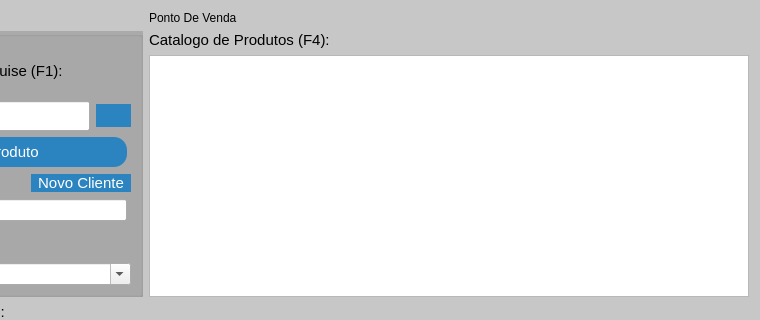
First picture: the form in venda.ui, repository GabR36/QEstoqueLoja, before the edit; both pictures show x 196 to 956 and y 0 to 320 of the 956 by 616 pixel window.
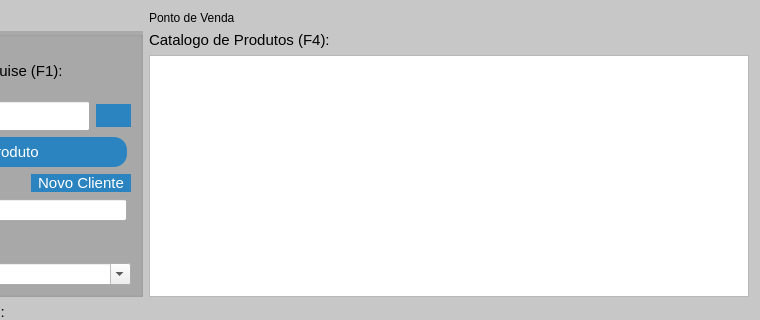
Second picture: the form after the edit. Icons and pictures are not drawn. Custom widgets are drawn as their Qt base class.

```diff
--- a/venda.ui
+++ b/venda.ui
@@ -86,7 +86,7 @@
       <string notr="true">font: 700 20pt &quot;Ubuntu&quot;;</string>
      </property>
      <property name="text">
-      <string>Ponto De Venda</string>
+      <string>Ponto de Venda</string>
      </property>
     </widget>
    </item>
```
